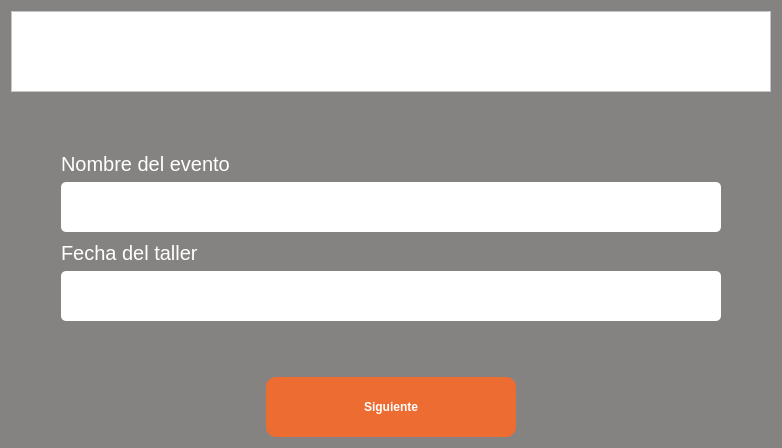
The window that DiplomaFieldsScreen.ui (RicarlOz/DiplomaGenerator) describes before a commit, drawn with Qt 5.
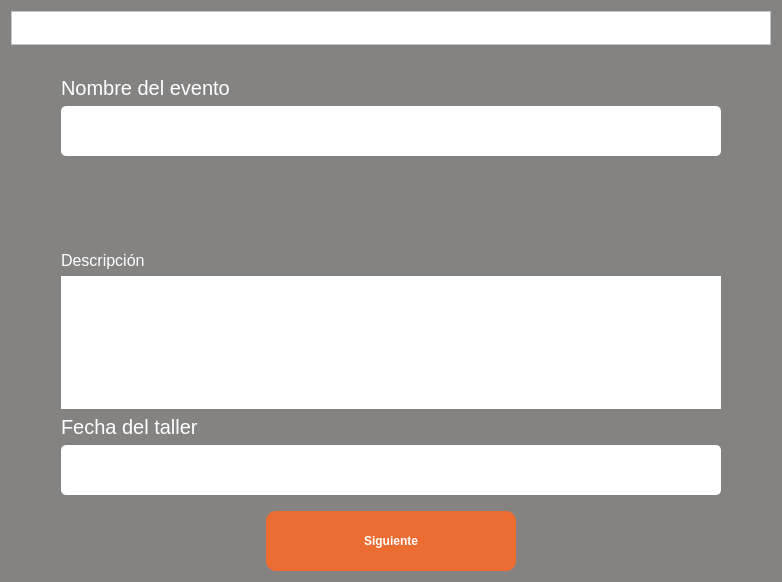
The same window after the commit. Icons and pictures are not drawn.

Commit message: Field de Descripcion

What changed in the file:
```diff
--- a/DiplomaFieldsScreen.ui
+++ b/DiplomaFieldsScreen.ui
@@ -6,8 +6,8 @@
    <rect>
     <x>0</x>
     <y>0</y>
-    <width>782</width>
-    <height>448</height>
+    <width>778</width>
+    <height>582</height>
    </rect>
   </property>
   <property name="windowTitle">
@@ -18,6 +18,168 @@
 background-color: rgb(132, 131, 130);</string>
   </property>
   <layout class="QGridLayout" name="gridLayout_2">
+   <item row="4" column="0">
+    <layout class="QHBoxLayout" name="horizontalLayout">
+     <item>
+      <widget class="QPushButton" name="btnSubmit">
+       <property name="sizePolicy">
+        <sizepolicy hsizetype="Maximum" vsizetype="Fixed">
+         <horstretch>0</horstretch>
+         <verstretch>0</verstretch>
+        </sizepolicy>
+       </property>
+       <property name="minimumSize">
+        <size>
+         <width>250</width>
+         <height>60</height>
+        </size>
+       </property>
+       <property name="font">
+        <font>
+         <pointsize>9</pointsize>
+         <weight>75</weight>
+         <bold>true</bold>
+        </font>
+       </property>
+       <property name="styleSheet">
+        <string notr="true">background-color: rgb(237, 108, 50);
+border-radius: 10px</string>
+       </property>
+       <property name="text">
+        <string>Siguiente</string>
+       </property>
+      </widget>
+     </item>
+    </layout>
+   </item>
+   <item row="2" column="0">
+    <layout class="QVBoxLayout" name="vlDescripcion">
+     <property name="leftMargin">
+      <number>50</number>
+     </property>
+     <property name="topMargin">
+      <number>50</number>
+     </property>
+     <property name="rightMargin">
+      <number>50</number>
+     </property>
+     <property name="bottomMargin">
+      <number>0</number>
+     </property>
+     <item>
+      <widget class="QLabel" name="label">
+       <property name="font">
+        <font>
+         <pointsize>12</pointsize>
+        </font>
+       </property>
+       <property name="text">
+        <string>Descripción</string>
+       </property>
+      </widget>
+     </item>
+     <item>
+      <widget class="QTextEdit" name="txtDescripcion">
+       <property name="autoFillBackground">
+        <bool>true</bool>
+       </property>
+       <property name="styleSheet">
+        <string notr="true">color: black;
+background-color: white;
+border-radius: 5px;</string>
+       </property>
+      </widget>
+     </item>
+    </layout>
+   </item>
+   <item row="1" column="0">
+    <layout class="QVBoxLayout" name="vlName">
+     <property name="leftMargin">
+      <number>50</number>
+     </property>
+     <property name="topMargin">
+      <number>25</number>
+     </property>
+     <property name="rightMargin">
+      <number>50</number>
+     </property>
+     <property name="bottomMargin">
+      <number>39</number>
+     </property>
+     <item>
+      <widget class="QLabel" name="lbName">
+       <property name="styleSheet">
+        <string notr="true">font-size: 20px</string>
+       </property>
+       <property name="text">
+        <string>Nombre del evento</string>
+       </property>
+       <property name="alignment">
+        <set>Qt::AlignBottom|Qt::AlignLeading|Qt::AlignLeft</set>
+       </property>
+      </widget>
+     </item>
+     <item>
+      <widget class="QLineEdit" name="tfName">
+       <property name="minimumSize">
+        <size>
+         <width>660</width>
+         <height>50</height>
+        </size>
+       </property>
+       <property name="autoFillBackground">
+        <bool>false</bool>
+       </property>
+       <property name="styleSheet">
+        <string notr="true">color: black;
+background-color: white;
+border-radius: 5px;</string>
+       </property>
+      </widget>
+     </item>
+    </layout>
+   </item>
+   <item row="3" column="0">
+    <layout class="QVBoxLayout" name="vlDate">
+     <property name="leftMargin">
+      <number>50</number>
+     </property>
+     <property name="rightMargin">
+      <number>50</number>
+     </property>
+     <property name="bottomMargin">
+      <number>10</number>
+     </property>
+     <item>
+      <widget class="QLabel" name="lbAttachImg">
+       <property name="styleSheet">
+        <string notr="true">font-size: 20px</string>
+       </property>
+       <property name="text">
+        <string>Fecha del taller</string>
+       </property>
+       <property name="alignment">
+        <set>Qt::AlignBottom|Qt::AlignLeading|Qt::AlignLeft</set>
+       </property>
+      </widget>
+     </item>
+     <item>
+      <widget class="QLineEdit" name="tfDate">
+       <property name="minimumSize">
+        <size>
+         <width>660</width>
+         <height>50</height>
+        </size>
+       </property>
+       <property name="styleSheet">
+        <string notr="true">color: black;
+background-color: white;
+border-radius: 5px;</string>
+       </property>
+      </widget>
+     </item>
+    </layout>
+   </item>
    <item row="0" column="0">
     <widget class="QFrame" name="frame">
      <property name="maximumSize">
@@ -68,125 +230,6 @@
      </layout>
     </widget>
    </item>
-   <item row="1" column="0">
-    <layout class="QVBoxLayout" name="vlName">
-     <property name="leftMargin">
-      <number>50</number>
-     </property>
-     <property name="topMargin">
-      <number>50</number>
-     </property>
-     <property name="rightMargin">
-      <number>50</number>
-     </property>
-     <item>
-      <widget class="QLabel" name="lbName">
-       <property name="styleSheet">
-        <string notr="true">font-size: 20px</string>
-       </property>
-       <property name="text">
-        <string>Nombre del evento</string>
-       </property>
-       <property name="alignment">
-        <set>Qt::AlignBottom|Qt::AlignLeading|Qt::AlignLeft</set>
-       </property>
-      </widget>
-     </item>
-     <item>
-      <widget class="QLineEdit" name="tfName">
-       <property name="minimumSize">
-        <size>
-         <width>660</width>
-         <height>50</height>
-        </size>
-       </property>
-       <property name="autoFillBackground">
-        <bool>false</bool>
-       </property>
-       <property name="styleSheet">
-        <string notr="true">color: black;
-background-color: white;
-border-radius: 5px;</string>
-       </property>
-      </widget>
-     </item>
-    </layout>
-   </item>
-   <item row="2" column="0">
-    <layout class="QVBoxLayout" name="vlDate">
-     <property name="leftMargin">
-      <number>50</number>
-     </property>
-     <property name="rightMargin">
-      <number>50</number>
-     </property>
-     <property name="bottomMargin">
-      <number>50</number>
-     </property>
-     <item>
-      <widget class="QLabel" name="lbAttachImg">
-       <property name="styleSheet">
-        <string notr="true">font-size: 20px</string>
-       </property>
-       <property name="text">
-        <string>Fecha del taller</string>
-       </property>
-       <property name="alignment">
-        <set>Qt::AlignBottom|Qt::AlignLeading|Qt::AlignLeft</set>
-       </property>
-      </widget>
-     </item>
-     <item>
-      <widget class="QLineEdit" name="tfDate">
-       <property name="minimumSize">
-        <size>
-         <width>660</width>
-         <height>50</height>
-        </size>
-       </property>
-       <property name="styleSheet">
-        <string notr="true">color: black;
-background-color: white;
-border-radius: 5px;</string>
-       </property>
-      </widget>
-     </item>
-    </layout>
-   </item>
-   <item row="3" column="0">
-    <layout class="QHBoxLayout" name="horizontalLayout">
-     <item>
-      <widget class="QPushButton" name="btnSubmit">
-       <property name="sizePolicy">
-        <sizepolicy hsizetype="Maximum" vsizetype="Fixed">
-         <horstretch>0</horstretch>
-         <verstretch>0</verstretch>
-        </sizepolicy>
-       </property>
-       <property name="minimumSize">
-        <size>
-         <width>250</width>
-         <height>60</height>
-        </size>
-       </property>
-       <property name="font">
-        <font>
-         <pointsize>9</pointsize>
-         <weight>75</weight>
-         <bold>true</bold>
-        </font>
-       </property>
-       <property name="styleSheet">
-        <string notr="true">background-color: rgb(237, 108, 50);
-border-radius: 10px</string>
-       </property>
-       <property name="text">
-        <string>Siguiente</string>
-       </property>
-      </widget>
-     </item>
-    </layout>
-   </item>
   </layout>
  </widget>
  <resources/>
```
The commit also changes 1 other file.
